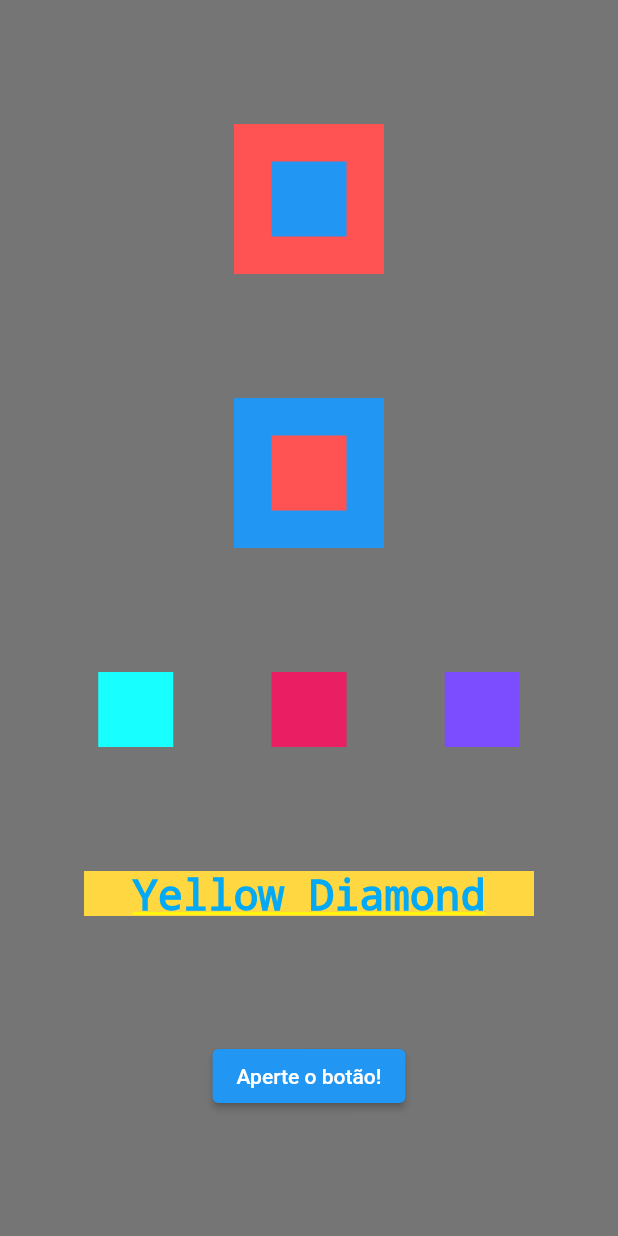
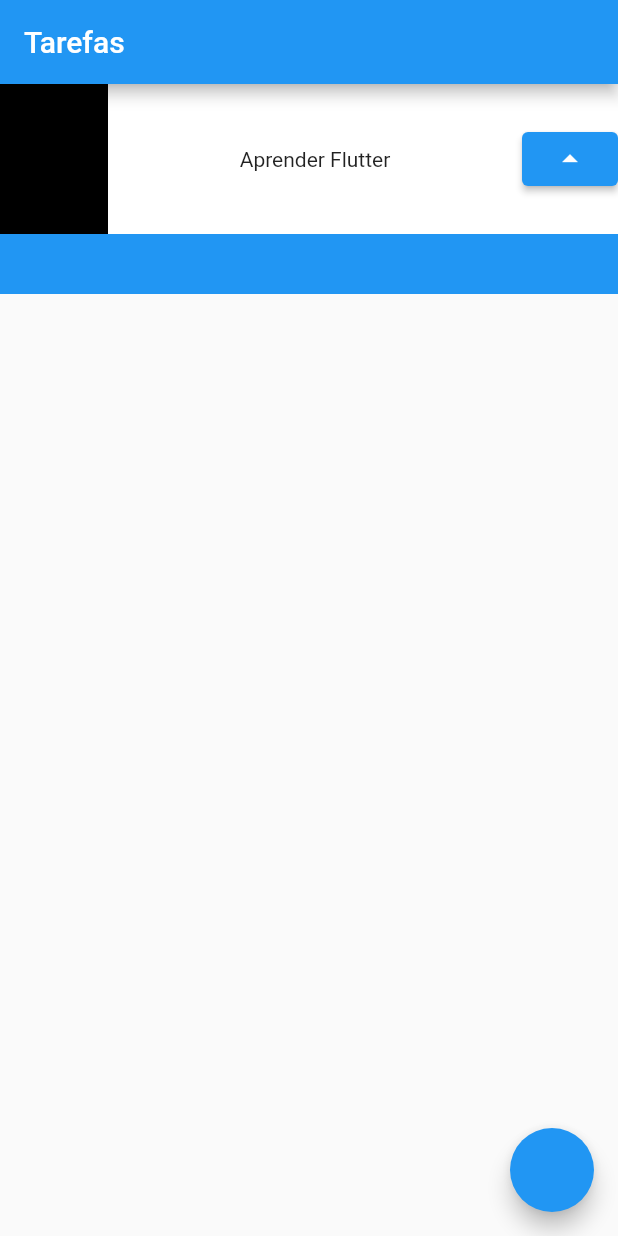
Before and after one commit to Rafaalex21/Task-manager-flutter, a Flutter app: the screen it shows after launch, on a phone screen of 412 x 824 dp. Run offline on Flutter 3.47's test engine with Material 2 defaults, Android fonts, the light colour scheme and no system bars.

Commit message:
fifth commit

```diff
--- a/lib/main.dart
+++ b/lib/main.dart
@@ -14,84 +14,25 @@ class MyApp extends StatelessWidget {
       theme: ThemeData(
         primarySwatch: Colors.blue,
       ),
-      home: Container(
-        color: Colors.black54,
-        child: Column(
-          mainAxisAlignment: MainAxisAlignment.spaceEvenly,
-          crossAxisAlignment: CrossAxisAlignment.center,
-          children: [
-            Stack(
-              alignment: AlignmentDirectional.center,
-              children: [
-                Container(
-                  color: Colors.redAccent,
-                  width: 100,
-                  height: 100,
-                ),
-                Container(
-                  color: Colors.blue,
-                  width: 50,
-                  height: 50,
-                ),
-              ],
-            ),
-            Stack(
-              alignment: AlignmentDirectional.center,
-              children: [
-                Container(
-                  color: Colors.blue,
-                  width: 100,
-                  height: 100,
-                ),
-                Container(
-                  color: Colors.redAccent,
-                  width: 50,
-                  height: 50,
-                ),
-              ],
-            ),
-            Row(
-              mainAxisAlignment: MainAxisAlignment.spaceEvenly,
-              crossAxisAlignment: CrossAxisAlignment.center,
-              children: [
-                Container(
-                  color: Colors.cyanAccent,
-                  height: 50,
-                  width: 50,
-                ),
-                Container(
-                  color: Colors.pink,
-                  height: 50,
-                  width: 50,
-                ),
-                Container(
-                  color: Colors.deepPurpleAccent,
-                  height: 50,
-                  width: 50,
-                ),
-              ],
-            ),
-            Container(
-              color: Colors.amberAccent,
-              height: 30,
-              width: 300,
-              child: Text(
-                'Yellow Diamond',
-                style: TextStyle(
-                  color: Colors.lightBlue,
-                  fontSize: 28,
-                ),
-                textAlign: TextAlign.center,
-              ),
-            ),
-            ElevatedButton(
-              onPressed: () {
-                print('voce apertou o botão');
-              },
-              child: Text('Aperte o botão!'),
-            )
-          ],
+      home: Scaffold(
+        appBar: AppBar(
+          title: Text('Tarefas'),
         ),
+        body: Container(
+          child: Stack(
+            children: [
+              Container(color: Colors.blue,height: 140,),
+              Container(color: Colors.white,height: 100,child: Row(
+                mainAxisAlignment: MainAxisAlignment.spaceBetween,
+                children: [
+                  Container(color: Colors.black,height: 100,width: 72,),Text('Aprender Flutter'),
+                  ElevatedButton(onPressed: (){}, child: Icon(Icons.arrow_drop_up))
+                ],
+              ),),
+            ],
+          ),
+        ),
+        floatingActionButton: FloatingActionButton( onPressed:(){}),
       ),
     );
   }
```
Also changed, not shown: lib/minha_primeira_tela.dart (added, +79 -0 lines).
